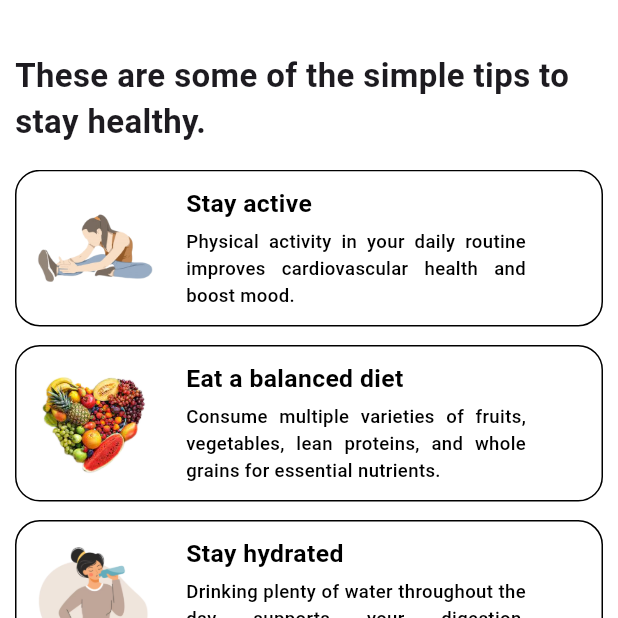
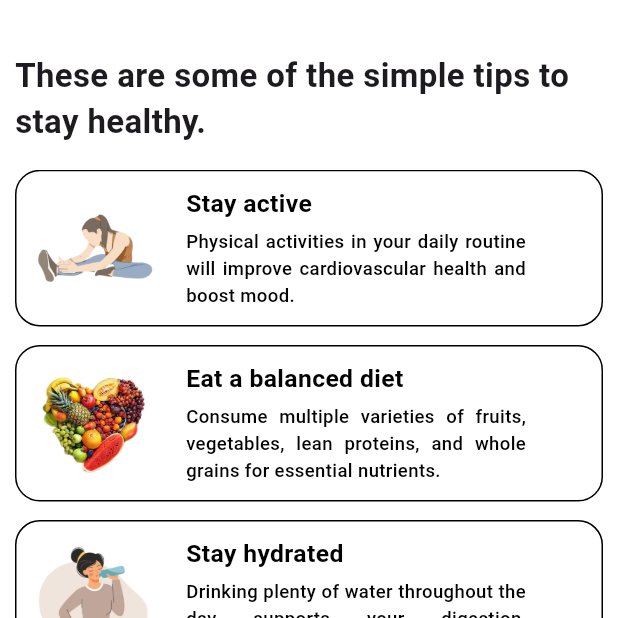
Before and after one commit to aryamanshrivastava/Health_Sphere, a Flutter app: the Tips screen opened directly, on a phone screen of 412 x 824 dp, the top half of it. Run offline on Flutter 3.47's test engine with Material 3 defaults, Android fonts, the phone set to English and light mode, and no system bars; our stand-ins replace cloud_firestore, firebase_auth, firebase_core, firebase_storage, flutter_spinkit, google_nav_bar and 3 more; accounts and stored records are empty; project files that could hold a hidden picture were left out.

```diff
--- a/lib/data/healthtips.dart
+++ b/lib/data/healthtips.dart
@@ -13,7 +13,7 @@ final List<HealthTips> healthTips = [
   HealthTips(
     title: 'Stay active',
     description:
-        'Physical activity in your daily routine improves cardiovascular health and boost mood.',
+        'Physical activities in your daily routine will improve cardiovascular health and boost mood.',
     imageUrl: 'assets/stay_active.png',
   ),
   HealthTips(
```
